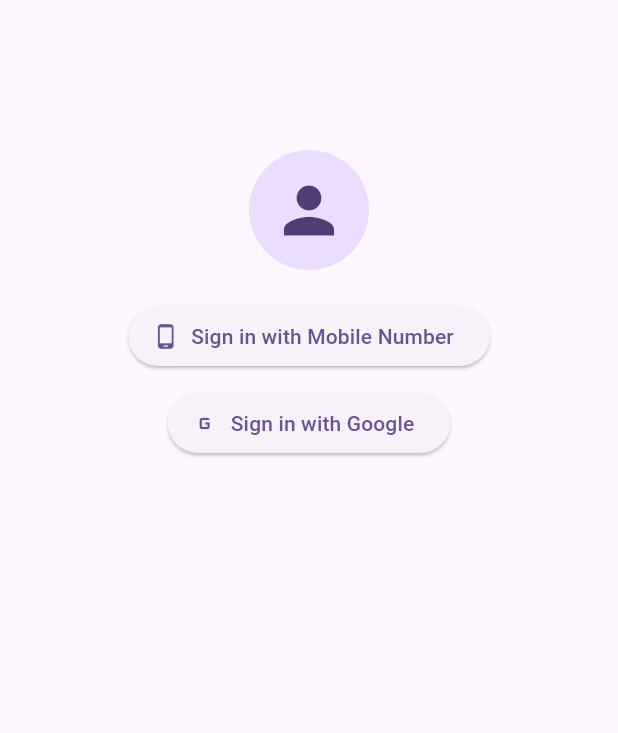
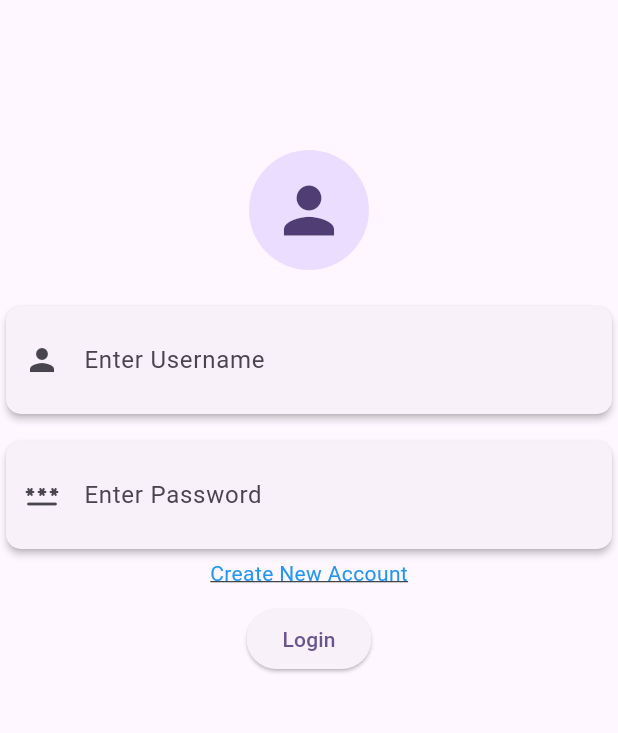
Before and after one commit to asirsayyad/confirm_ticket_frontEnd, a Flutter app: the screen it shows after launch, after a tap on "Login", on a phone screen of 412 x 824 dp, the part 84-817 px from its top. Run offline on Flutter 3.47's test engine with Material 3 defaults, Android fonts, the phone set to English and light mode, and no system bars; our stand-ins replace animated_text_kit, get; network calls fail.

```diff
--- /dev/null
+++ b/lib/login_sceen/controller_login.dart
@@ -0,0 +1,16 @@
+import 'package:flutter/cupertino.dart';
+import 'package:get/get.dart';
+
+class Controller_login extends GetxController{
+  late TextEditingController textEditingControllerusername;
+  late TextEditingController textEditingControllerpassword;
+
+
+  @override
+  void onInit() {
+    textEditingControllerusername=TextEditingController();
+    textEditingControllerpassword=TextEditingController();
+
+    super.onInit();
+  }
+}
--- a/lib/login_sceen/login_screen.dart
+++ b/lib/login_sceen/login_screen.dart
@@ -1,13 +1,18 @@
 import 'package:confirmticket/app_barscreen/appbar_screen.dart';
+import 'package:confirmticket/login_sceen/controller_login.dart';
 import 'package:flutter/material.dart';
 import 'package:get/get.dart';
 
+import 'create_new_account_screen.dart';
+
 class LoginScreen extends StatelessWidget {
   const LoginScreen({super.key});
-
   @override
   Widget build(BuildContext context) {
+
     Appbar_Screen appbar_screen = Get.put(Appbar_Screen());
+    Controller_login controllerlogin =Get.put(Controller_login());
+
     return Scaffold(
       appBar: appbar_screen.appbarmethod(),
       body: Center(
@@ -17,19 +22,54 @@ class LoginScreen extends StatelessWidget {
             SizedBox(height: 100), // Push content down a bit
             CircleAvatar(radius: 40, child: Icon(Icons.person, size: 50)),
             SizedBox(height: 20),
-
-            ElevatedButton.icon(
-              onPressed: () {},
-              icon: Icon(Icons.phone_android),
-              label: Text("Sign in with Mobile Number"),
+            Card(
+              shape: RoundedRectangleBorder(borderRadius: BorderRadius.circular(10)),
+              elevation: 2,
+              child: Padding(
+                padding: const EdgeInsets.symmetric(horizontal: 12, vertical: 8),
+                child: TextField(
+                  controller: controllerlogin.textEditingControllerusername,
+                  decoration: InputDecoration(
+                    icon: Icon(Icons.person),
+                    labelText: "Enter Username",
+                    border: InputBorder.none,
+                  ),
+                ),
+              ),
+            ),
+            SizedBox(height: 10),
+            Card(
+              shape: RoundedRectangleBorder(borderRadius: BorderRadius.circular(10)),
+              elevation: 2,
+              child: Padding(
+                padding: const EdgeInsets.symmetric(horizontal: 12, vertical: 8),
+                child: TextField(
+                  controller:  controllerlogin.textEditingControllerpassword,
+                  decoration: InputDecoration(
+                    icon: Icon(Icons.password_rounded),
+                    labelText: "Enter Password",
+                    border: InputBorder.none,
+                  ),
+                ),
+              ),
+            ),
+            SizedBox(height: 2,),
+            InkWell(
+              onTap: () {
+                Get.to(CreateNewAccountScreen());
+              },
+              child: Text(
+                "Create New Account",
+                style: TextStyle(
+                  color: Colors.blue,
+                  decoration: TextDecoration.underline,
+                ),
+              ),
             ),
             SizedBox(height: 10),
 
-            ElevatedButton.icon(
-              onPressed: () {},
-              icon: Icon(Icons.g_mobiledata),
-              label: Text("Sign in with Google"),
-            ),
+
+            ElevatedButton(onPressed: (){}, child: Text("Login"))
           ],
         ),
       ),
--- a/pubspec.yaml
+++ b/pubspec.yaml
@@ -38,6 +38,7 @@ dependencies:
   intl: ^0.20.2
   animated_text_kit: ^4.2.3
   firebase_core: ^3.15.1
+
 
 dev_dependencies:
   flutter_test:
```
Also changed, not shown: lib/login_sceen/controller_new_account.dart (added, +16 -0 lines), lib/login_sceen/create_new_account_screen.dart (added, +61 -0 lines).
